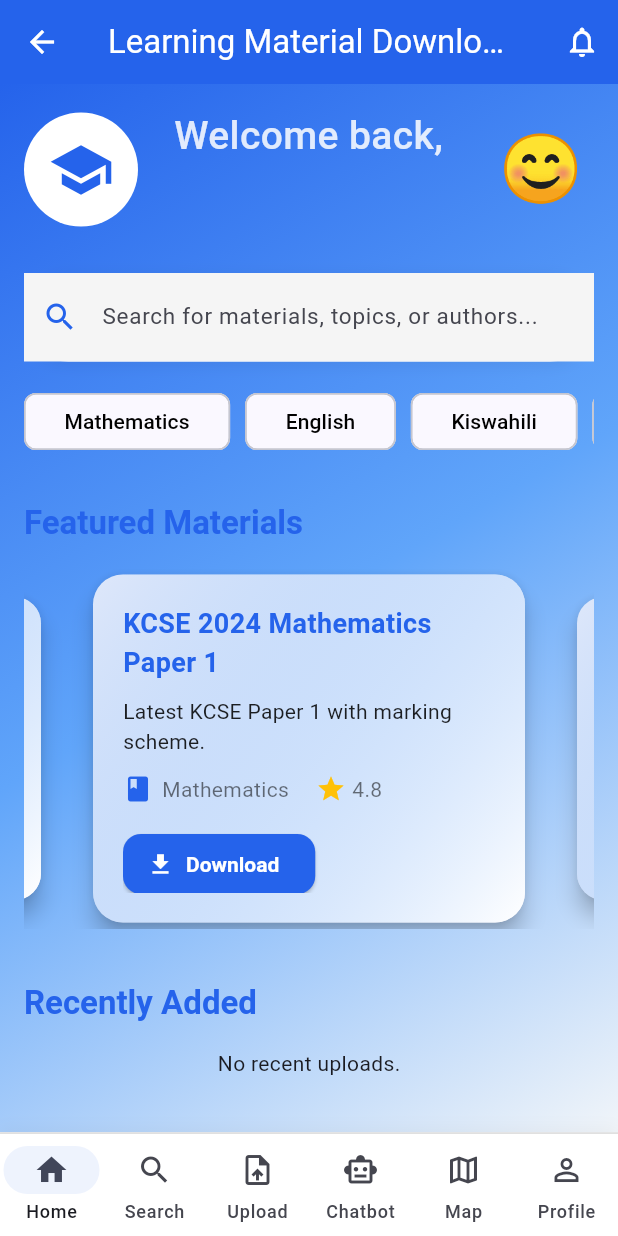
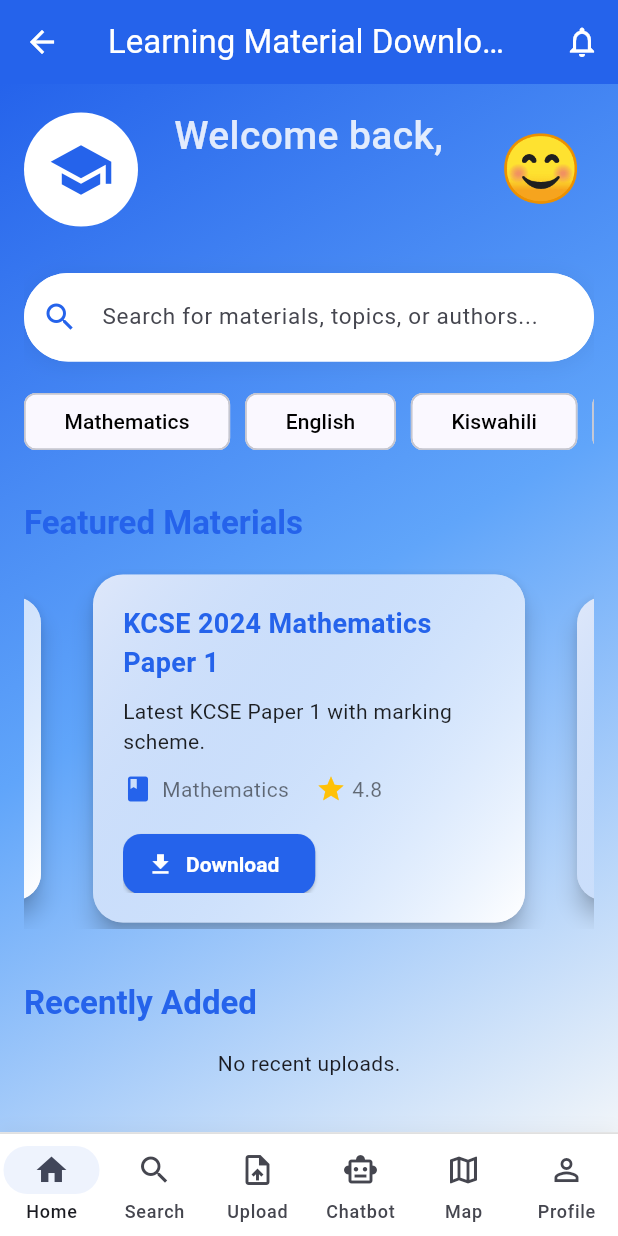
Before and after one commit to Faqih001/learning_material_downloader-app, a Flutter app: the HomeScreen screen opened by its route, on a phone screen of 412 x 824 dp. Run offline on Flutter 3.47's test engine with Material 3 defaults, Android fonts, the phone set to English and light mode, and no system bars; drawn by our look-alikes of carousel_slider; our stand-ins replace file_picker, flutter_dotenv, google_generative_ai, google_maps_flutter, shared_preferences, smooth_page_indicator and 1 more; accounts and stored records are empty.

Commit message:
feat: Update _HomeTab search input styling with improved border radius and shadow effects

```diff
--- a/lib/screens/home_screen.dart
+++ b/lib/screens/home_screen.dart
@@ -321,11 +321,11 @@ class _HomeTab extends StatelessWidget {
                             Container(
                               decoration: BoxDecoration(
                                 color: Colors.white,
-                                borderRadius: BorderRadius.circular(32),
+                                borderRadius: BorderRadius.circular(50),
                                 boxShadow: [
                                   BoxShadow(
                                     color: Colors.black.withValues(alpha: 0.06),
-                                    blurRadius: 8,
+                                    blurRadius: 12,
                                     offset: const Offset(0, 2),
                                   ),
                                 ],
@@ -338,10 +338,22 @@ class _HomeTab extends StatelessWidget {
                                     Icons.search,
                                     color: Color(0xFF2563EB),
                                   ),
-                                  border: InputBorder.none,
+                                  filled: true,
+                                  fillColor: Colors.white,
                                   contentPadding: EdgeInsets.symmetric(
                                     vertical: 18,
                                     horizontal: 18,
+                                  ),
+                                  enabledBorder: OutlineInputBorder(
+                                    borderRadius: BorderRadius.circular(50),
+                                    borderSide: BorderSide.none,
+                                  ),
+                                  focusedBorder: OutlineInputBorder(
+                                    borderRadius: BorderRadius.circular(50),
+                                    borderSide: BorderSide(
+                                      color: Color(0xFF2563EB),
+                                      width: 1.5,
+                                    ),
                                   ),
                                 ),
                                 style: TextStyle(fontSize: isWide ? 18 : 15),
```
